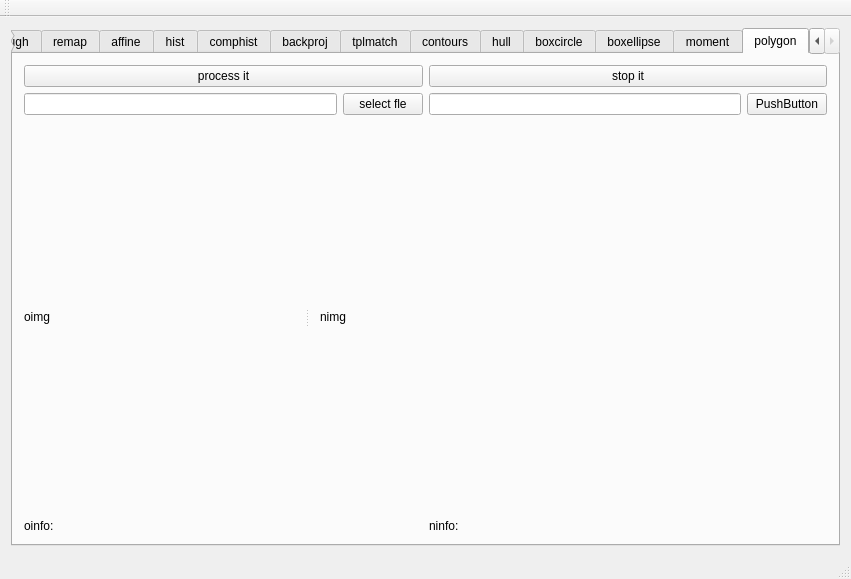
Above: uis/mainwindow.ui from kitech/nullimp before the change. Below: the same form after it.
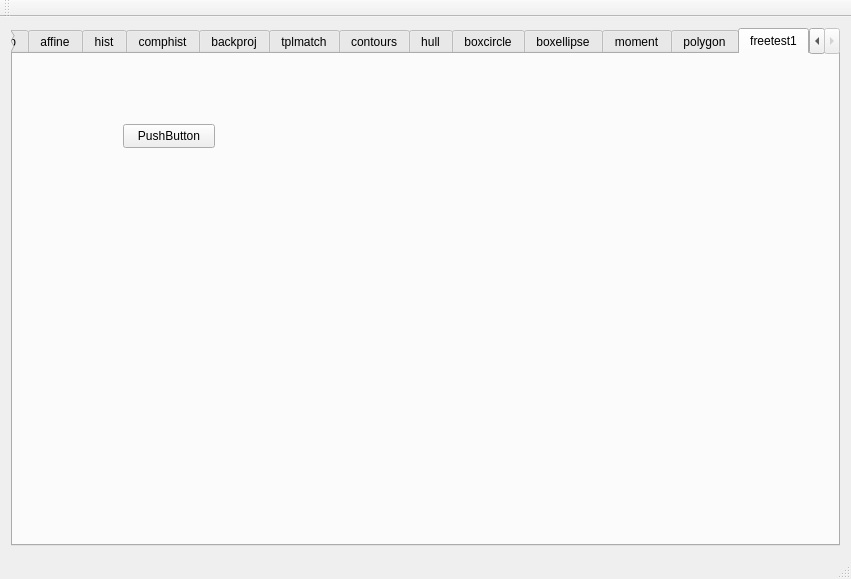
That is the form after the change.

Patch:
```diff
--- a/uis/mainwindow.ui
+++ b/uis/mainwindow.ui
@@ -21,7 +21,7 @@
        <enum>QTabWidget::North</enum>
       </property>
       <property name="currentIndex">
-       <number>23</number>
+       <number>24</number>
       </property>
       <widget class="QWidget" name="tab">
        <attribute name="title">
@@ -4124,6 +4124,24 @@
         </item>
        </layout>
       </widget>
+      <widget class="QWidget" name="tab_25">
+       <attribute name="title">
+        <string>freetest1</string>
+       </attribute>
+       <widget class="QPushButton" name="pushButton_29">
+        <property name="geometry">
+         <rect>
+          <x>110</x>
+          <y>70</y>
+          <width>92</width>
+          <height>24</height>
+         </rect>
+        </property>
+        <property name="text">
+         <string>PushButton</string>
+        </property>
+       </widget>
+      </widget>
      </widget>
     </item>
    </layout>
```
Left out of the diff: 2 changed lines with no effect on the pictures.
